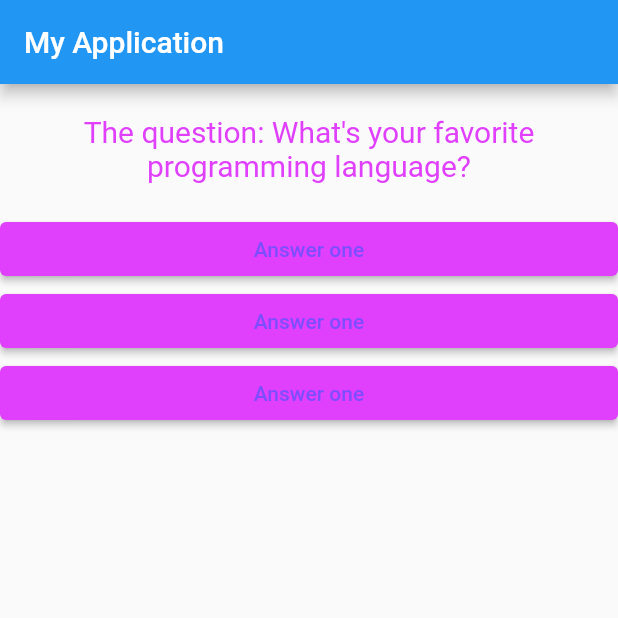
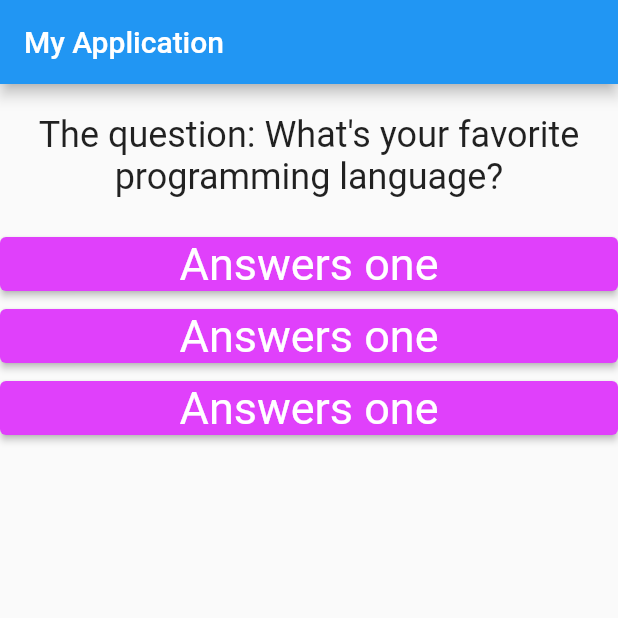
Before and after one commit to SBekzod/flutter_complete_guide, a Flutter app: the screen it shows after launch, on a phone screen of 412 x 824 dp, the top half of it. Run offline on Flutter 3.47's test engine with Material 2 defaults, Android fonts, the phone set to English and light mode, and no system bars.

Commit message:
feat: building user Answer Widget with an argument equal to function

```diff
--- a/lib/answer.dart
+++ b/lib/answer.dart
@@ -1,6 +1,9 @@
 import 'package:flutter/material.dart';
 
 class Answer extends StatelessWidget {
+  final Function selectHandler;
+
+  Answer(this.selectHandler);
 
   @override
   Widget build(BuildContext context) {
@@ -8,12 +11,14 @@ class Answer extends StatelessWidget {
       width: double.infinity,
       child: ElevatedButton(
         style: ElevatedButton.styleFrom(
-          onPrimary: Colors.deepPurpleAccent,
-          primary: Colors.purpleAccent
+          onPrimary: Colors.white,
+          primary: Colors.purpleAccent,
+          textStyle: TextStyle(fontSize: 30),
         ),
-        child: Text('Answer one'),
+        child: Text('Answers one'),
         onPressed: () => {
-          print('no specified')
+          this.selectHandler('ordinary'),
+          print('* the button was pressed *')
         },
       ),
     );
--- a/lib/main.dart
+++ b/lib/main.dart
@@ -12,7 +12,8 @@ class MyApp extends StatefulWidget {
 class _MyAppState extends State<MyApp> {
   var _number = 0;
 
-  void gettingPressed(int numb) {
+  void gettingPressed(String type) {
+    print('the button type: $type');
     setState(() {
       _number++;
       print('Here is the number value: $_number');
@@ -37,9 +38,9 @@ class _MyAppState extends State<MyApp> {
           children: <Widget>[
             // Text(question.elementAt(_number)),
             Question(question.elementAt(_number)),
-            Answer(),
-            Answer(),
-            Answer(),
+            Answer(this.gettingPressed),
+            Answer(gettingPressed),
+            Answer(gettingPressed),
           ],
         ),
       ),
--- a/lib/question.dart
+++ b/lib/question.dart
@@ -8,11 +8,11 @@ class Question extends StatelessWidget {
   @override
   Widget build(BuildContext context) {
     return Container(
-      margin: EdgeInsets.all(20) ,
+      margin: EdgeInsets.all(20),
       width: double.infinity,
-      child:  Text(
+      child: Text(
         'The question: $text',
-        style: TextStyle(color: Colors.purpleAccent, fontSize: 20),
+        style: TextStyle(color: Colors.black87, fontSize: 24),
         textAlign: TextAlign.center,
       ),
     );
```
